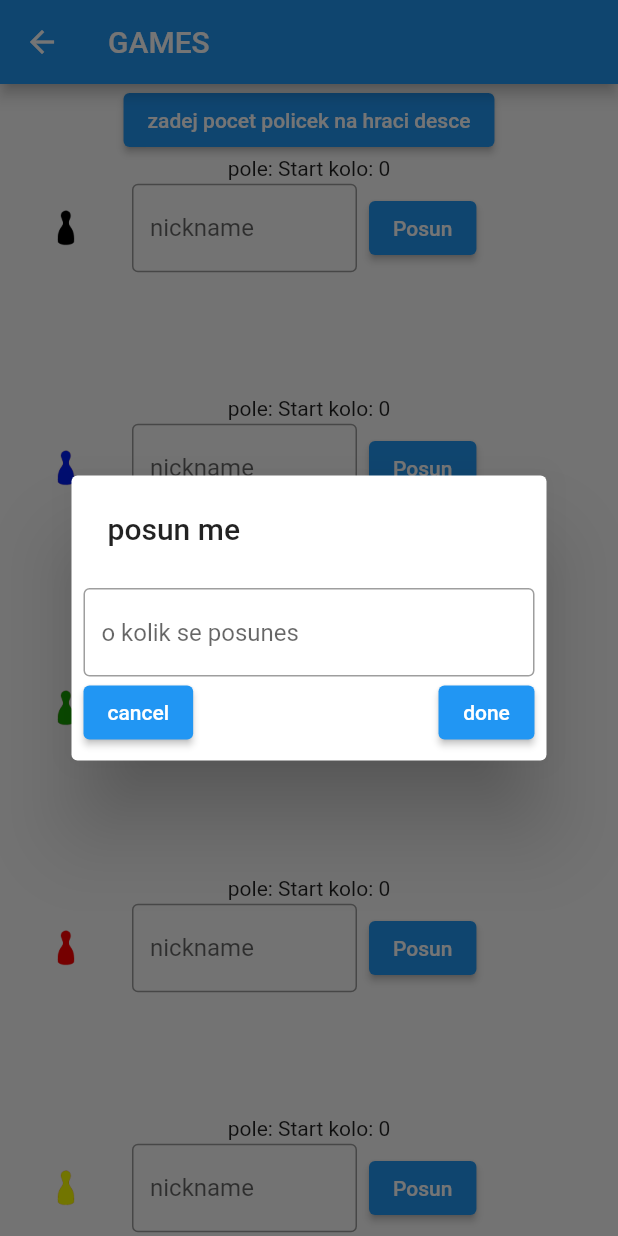
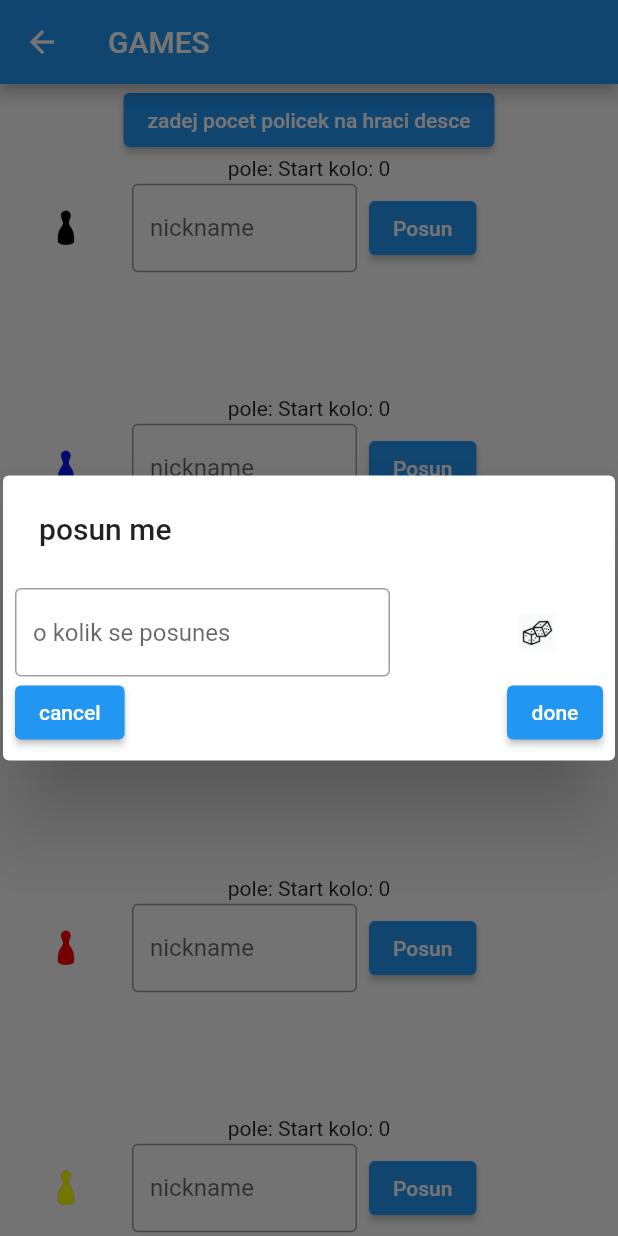
Before and after one commit to Waratax/project, a Flutter app: the LiarsDiceScr screen opened by its route, after a tap on "Posun", on a phone screen of 412 x 824 dp. Run offline on Flutter 3.47's test engine with Material 2 defaults, Android fonts, the light colour scheme and no system bars; missing offline and left inert: dart:ffi, flutter_picker.

Commit message:
add dice button in LiarsDice.dart

```diff
--- a/lib/screens/games/LiarsDice.dart
+++ b/lib/screens/games/LiarsDice.dart
@@ -3,6 +3,7 @@ import 'dart:async';
 import 'package:flutter/material.dart';
 import 'package:flutter/widgets.dart';
 import 'package:flutter/services.dart';
+import 'package:projekt/screens/games/DiceRoll.dart';
 
 class LiarsDiceScr extends StatefulWidget {
   @override
@@ -257,7 +258,11 @@ class _LiarsDiceScr extends State<LiarsDiceScr> {
                 insetPadding: EdgeInsets.all(2),
                 title: Text("posun me"),
                 actions: [
-                  TextFormField(
+                  Row(
+                    children: [
+                      Container(
+                        width: 250,
+                        child: TextFormField(
                           controller: _controller,
                           keyboardType: TextInputType.number,
                           inputFormatters: <TextInputFormatter>[
@@ -266,6 +271,20 @@ class _LiarsDiceScr extends State<LiarsDiceScr> {
                           decoration: const InputDecoration(
                               border: OutlineInputBorder(),
                               hintText: 'o kolik se posunes'),
+                        ),
+                      ),
+                      Spacer(),
+                      Container(
+                          child: FlatButton(
+                              child: Image.asset(
+                                "assets/dice.png",
+                                height: 25,
+                                width: 25,
+                              ),
+                              onPressed: () {
+                                Navigator.pushNamed(context, '/diceRoll');
+                              })),
+                    ],
                   ),
                   Row(
                     children: [
--- a/pubspec.yaml
+++ b/pubspec.yaml
@@ -62,6 +62,7 @@ flutter:
     - assets/green.png
     - assets/red.png
     - assets/yellow.png
+    - assets/dice.png
 
 
   # An image asset can refer to one or more resolution-specific "variants", see
```
Also changed, not shown: assets/dice.png (added). Lines whose indentation alone changed are shown as unchanged.
